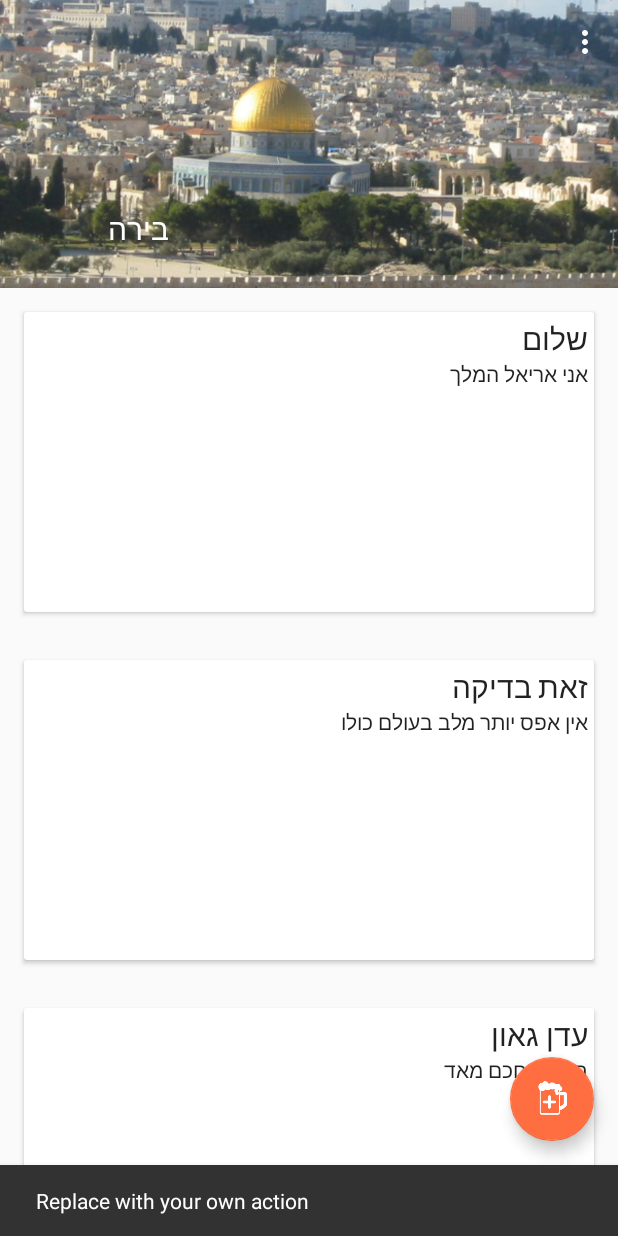
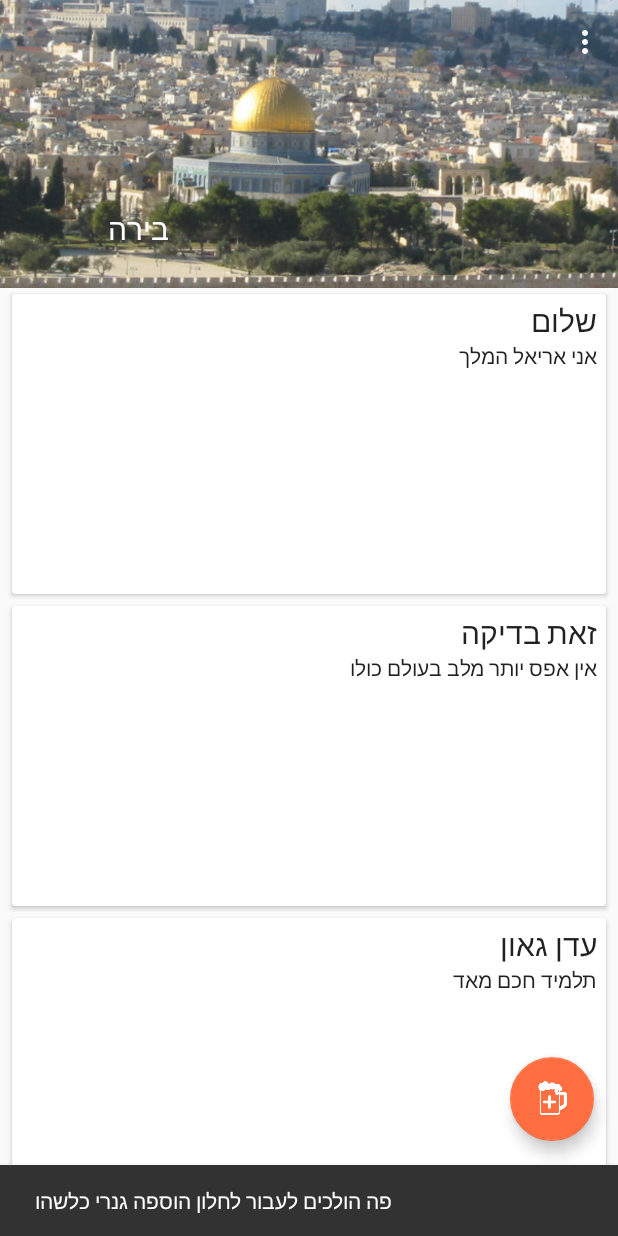
Before and after one commit to badasscohen/Bira, an Android app: the screen it shows after launch (MainActivity), after a tap on an icon or button, on a phone screen of 412 x 824 dp. Run offline under Robolectric (Android 15) with nearby library versions, the phone set to English and light mode, and no system bars.

Commit message:
Minor UI fixes, removed useless files in root directory

```diff
--- a/app/src/main/java/olivegumball/bira/MainActivity.java
+++ b/app/src/main/java/olivegumball/bira/MainActivity.java
@@ -43,7 +43,7 @@ public class MainActivity extends AppCompatActivity {
         fab.setOnClickListener(new View.OnClickListener() {
             @Override
             public void onClick(View view) {
-                Snackbar.make(view, "Replace with your own action", Snackbar.LENGTH_LONG)
+                Snackbar.make(view, "פה הולכים לעבור לחלון הוספה גנרי כלשהו", Snackbar.LENGTH_LONG)
                         .setAction("Action", null).show();
             }
         });
--- a/app/src/main/res/layout/activity_main.xml
+++ b/app/src/main/res/layout/activity_main.xml
@@ -53,6 +53,7 @@
         android:layout_height="wrap_content"
         android:layout_gravity="bottom|end"
         android:layout_margin="@dimen/fab_margin"
+        android:elevation="8dp"
         android:src="@drawable/beercup" />
 
 </android.support.design.widget.CoordinatorLayout>
--- a/app/src/main/res/layout/card.xml
+++ b/app/src/main/res/layout/card.xml
@@ -11,12 +11,19 @@
         android:layout_gravity="center"
         android:layout_width="match_parent"
         android:layout_height="200dp"
-        android:layout_margin="16dp">
+        android:layout_marginRight="8dp"
+        android:layout_marginLeft="8dp"
+        android:layout_marginTop="4dp"
+        android:layout_marginBottom="4dp"
+        android:elevation="4dp">
 
         <LinearLayout
             android:layout_width="match_parent"
             android:layout_height="match_parent"
-            android:layout_margin="4dp"
+            android:layout_marginTop="4dp"
+            android:layout_marginBottom="4dp"
+            android:layout_marginLeft="6dp"
+            android:layout_marginRight="6dp"
             android:orientation="vertical">
 
             <TextView
```
Also changed, not shown: app/src/main/res/values/strings.xml (+1 -12 lines), 2 other files.
